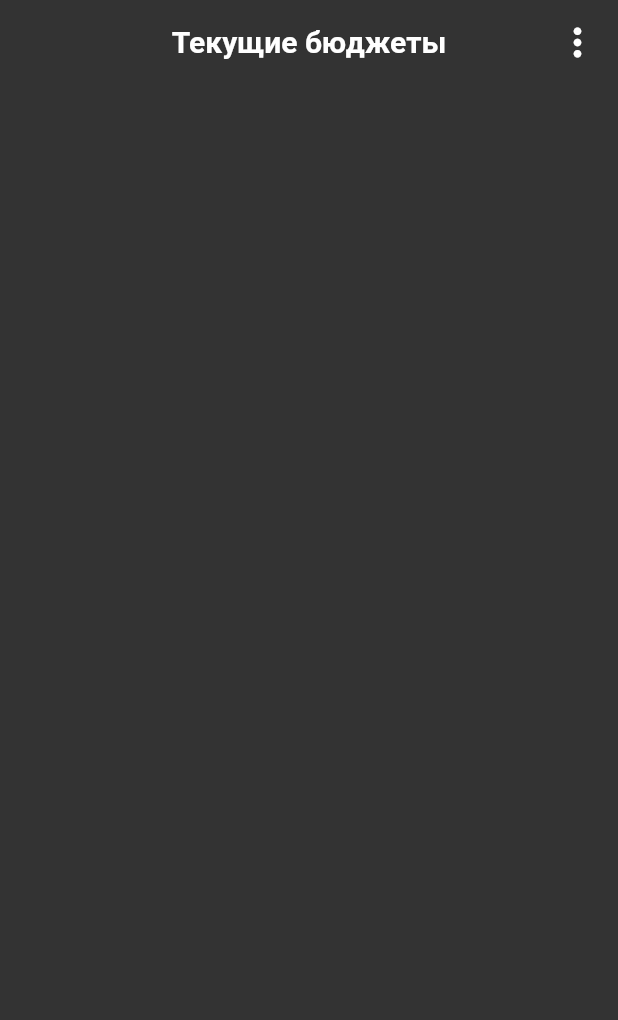
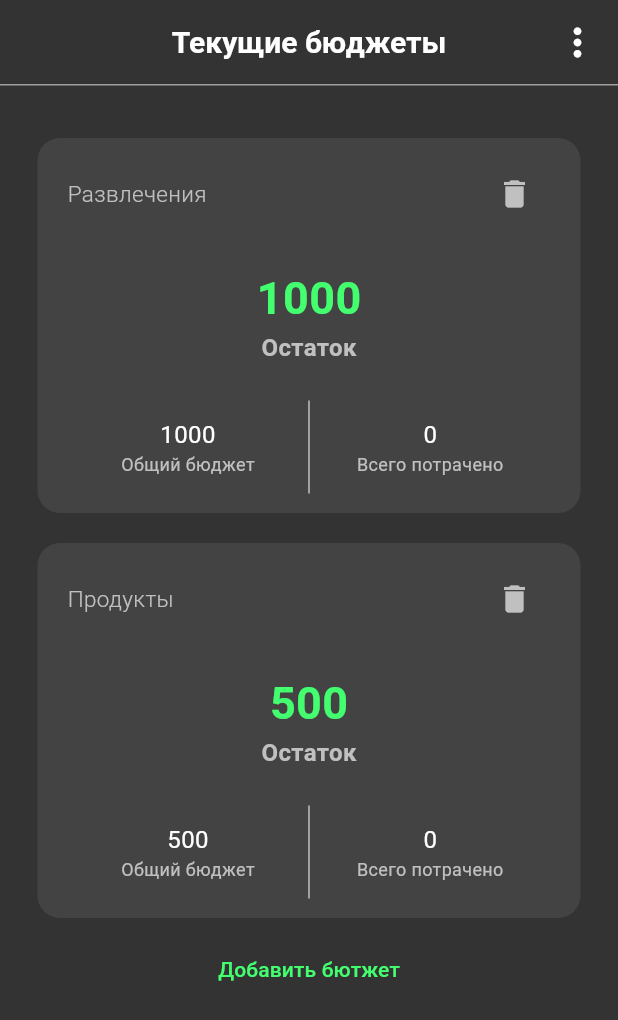
Before and after one commit to Maksim-Vork/chill-money, a Flutter app: the CurrentBudgets screen opened directly, on a phone screen of 412 x 824 dp. Shown: the top 1020 px of the screen. Run offline on Flutter 3.47's test engine with Material 3 defaults, Android fonts, the phone set to English and light mode, and no system bars; our stand-ins replace device_preview.

Commit message:
Created a budget screen but without a schedule

```diff
--- a/chillmoney/lib/login/login.dart
+++ b/chillmoney/lib/login/login.dart
@@ -1,4 +1,4 @@
-import 'package:chillmoney/main_wrapper.dart';
+import 'package:chillmoney/screens/home/main_wrapper.dart';
 import 'package:chillmoney/register/register.dart';
 import 'package:chillmoney/welcom/welcome_screen.dart';
 import 'package:flutter/material.dart';
--- a/chillmoney/lib/screens/current_budgets.dart
+++ /dev/null
@@ -1,46 +0,0 @@
-import 'package:flutter/material.dart';
-
-class CurrentBudgets extends StatefulWidget {
-  const CurrentBudgets({super.key});
-
-  @override
-  State<CurrentBudgets> createState() => _CurrentBudgetsState();
-}
-
-class _CurrentBudgetsState extends State<CurrentBudgets> {
-  @override
-  Widget build(BuildContext context) {
-    return Scaffold(
-      backgroundColor: Color.fromARGB(255, 51, 51, 51),
-      appBar: AppBar(
-        centerTitle: true,
-        automaticallyImplyLeading: false,
-        backgroundColor: Color.fromARGB(255, 51, 51, 51),
-        title: Text(
-          'Текущие бюджеты',
-          style: TextStyle(
-            color: Colors.white,
-            fontSize: 20,
-            fontWeight: FontWeight.bold,
-          ),
-        ),
-        actions: [
-          Padding(
-            padding: EdgeInsets.symmetric(horizontal: 3),
-            child: IconButton(
-              icon: Icon(
-                Icons.more_vert,
-                color: Colors.white,
-                size: 30,
-              ),
-              onPressed: () {},
-            ),
-          ),
-        ],
-      ),
-      body: Column(
-        children: [],
-      ),
-    );
-  }
-}
--- /dev/null
+++ b/chillmoney/lib/screens/current_budgets/budgets.dart
@@ -0,0 +1,38 @@
+class Budgets {
+  final String name;
+  final int totalAmount;
+
+  int _spent = 0;
+  Budgets({
+    required this.name,
+    required this.totalAmount,
+  });
+
+  int get remainder => totalAmount - _spent;
+  int get spent => _spent;
+
+  void spend(int amount) {
+    if (amount > 0 && amount <= remainder) {
+      _spent += amount;
+    } else {
+      throw Exception("Не достаточно средств");
+    }
+  }
+}
+
+class BudgetsService {
+  final List<Budgets> _budgetsList = [
+    Budgets(name: 'Развлечения', totalAmount: 1000),
+    Budgets(name: 'Продукты', totalAmount: 500),
+  ];
+
+  List<Budgets> get budgetsList => _budgetsList;
+
+  void addBudget(int totalAmount, String name) {
+    _budgetsList.add(Budgets(name: name, totalAmount: totalAmount));
+  }
+
+  void deleteBudget(int index) {
+    _budgetsList.remove(index);
+  }
+}
--- /dev/null
+++ b/chillmoney/lib/screens/current_budgets/current_budgets.dart
@@ -0,0 +1,202 @@
+import 'package:chillmoney/screens/current_budgets/budgets.dart';
+import 'package:flutter/material.dart';
+
+class CurrentBudgets extends StatefulWidget {
+  const CurrentBudgets({super.key});
+
+  @override
+  State<CurrentBudgets> createState() => _CurrentBudgetsState();
+}
+
+class _CurrentBudgetsState extends State<CurrentBudgets> {
+  final BudgetsService budgetsService = BudgetsService();
+  @override
+  Widget build(BuildContext context) {
+    return Scaffold(
+      backgroundColor: Color.fromARGB(255, 51, 51, 51),
+      appBar: AppBar(
+        bottom: PreferredSize(
+          preferredSize: Size.fromHeight(1.0),
+          child: Container(
+            color: Colors.grey,
+            height: 1.0,
+          ),
+        ),
+        centerTitle: true,
+        automaticallyImplyLeading: false,
+        backgroundColor: Color.fromARGB(255, 51, 51, 51),
+        title: Text(
+          'Текущие бюджеты',
+          style: TextStyle(
+            color: Colors.white,
+            fontSize: 20,
+            fontWeight: FontWeight.bold,
+          ),
+        ),
+        actions: [
+          Padding(
+            padding: EdgeInsets.symmetric(horizontal: 3),
+            child: IconButton(
+              icon: Icon(
+                Icons.more_vert,
+                color: Colors.white,
+                size: 30,
+              ),
+              onPressed: () {},
+            ),
+          ),
+        ],
+      ),
+      body: SingleChildScrollView(
+        child: Padding(
+          padding: EdgeInsets.symmetric(vertical: 25, horizontal: 25),
+          child: Column(
+            children: [
+              ListView.builder(
+                  shrinkWrap: true,
+                  physics: NeverScrollableScrollPhysics(),
+                  itemCount: budgetsService.budgetsList.length,
+                  itemBuilder: (context, index) {
+                    return BudgetModule(
+                        budgets: budgetsService.budgetsList[index]);
+                  }),
+              TextButton(
+                  onPressed: () {},
+                  child: Text(
+                    'Добавить бютжет',
+                    style: TextStyle(
+                      color: Color.fromARGB(255, 67, 255, 111),
+                    ),
+                  )),
+            ],
+          ),
+        ),
+      ),
+    );
+  }
+}
+
+class BudgetModule extends StatefulWidget {
+  final Budgets budgets;
+  const BudgetModule({super.key, required this.budgets});
+
+  @override
+  State<BudgetModule> createState() => _BudgetModuleState();
+}
+
+class _BudgetModuleState extends State<BudgetModule> {
+  @override
+  Widget build(BuildContext context) {
+    return Padding(
+      padding: EdgeInsets.symmetric(vertical: 10),
+      child: Container(
+        height: 250,
+        decoration: BoxDecoration(
+          borderRadius: BorderRadius.circular(15),
+          color: Color.fromARGB(255, 67, 67, 67),
+        ),
+        child: Padding(
+          padding: EdgeInsets.symmetric(vertical: 13, horizontal: 20),
+          child: Column(
+            mainAxisAlignment: MainAxisAlignment.spaceBetween,
+            children: [
+              Row(
+                mainAxisAlignment: MainAxisAlignment.spaceBetween,
+                children: [
+                  Text(
+                    widget.budgets.name,
+                    style: TextStyle(
+                        color: const Color.fromARGB(255, 192, 192, 192),
+                        fontSize: 15,
+                        fontWeight: FontWeight.w300),
+                  ),
+                  IconButton(
+                      onPressed: () {},
+                      icon: Icon(
+                        Icons.delete,
+                        color: const Color.fromARGB(255, 192, 192, 192),
+                      ))
+                ],
+              ),
+              Row(
+                mainAxisAlignment: MainAxisAlignment.center,
+                children: [
+                  Column(
+                    children: [
+                      CustomPaint(),
+                      Text(
+                        widget.budgets.remainder.toString(),
+                        style: TextStyle(
+                            color: Color.fromARGB(255, 67, 255, 111),
+                            fontSize: 30,
+                            fontWeight: FontWeight.bold),
+                      ),
+                      Text(
+                        'Остаток',
+                        style: TextStyle(
+                            color: const Color.fromARGB(255, 192, 192, 192),
+                            fontSize: 16,
+                            fontWeight: FontWeight.bold),
+                      )
+                    ],
+                  )
+                ],
+              ),
+              Row(
+                children: [
+                  Expanded(
+                    child: Column(
+                      children: [
+                        Text(
+                          widget.budgets.totalAmount.toString(),
+                          style: TextStyle(
+                              fontSize: 16,
+                              color: Colors.white,
+                              fontWeight: FontWeight.w400),
+                        ),
+                        Text(
+                          'Общий бюджет',
+                          style: TextStyle(
+                              fontSize: 12,
+                              color: const Color.fromARGB(255, 192, 192, 192),
+                              fontWeight: FontWeight.w400),
+                        ),
+                      ],
+                    ),
+                  ),
+                  Container(
+                    height: 62,
+                    width: 1,
+                    decoration: BoxDecoration(
+                      color: const Color.fromARGB(255, 192, 192, 192),
+                    ),
+                  ),
+                  Expanded(
+                    child: Column(
+                      children: [
+                        Text(
+                          widget.budgets.spent.toString(),
+                          style: TextStyle(
+                              fontSize: 16,
+                              color: Colors.white,
+                              fontWeight: FontWeight.w400),
+                        ),
+                        Text(
+                          'Всего потрачено',
+                          style: TextStyle(
+                              fontSize: 12,
+                              color: const Color.fromARGB(255, 192, 192, 192),
+                              fontWeight: FontWeight.w400),
+                        ),
+                      ],
+                    ),
+                  ),
+                ],
+              )
+            ],
+          ),
+        ),
+      ),
+    );
+  }
+}
--- a/chillmoney/lib/screens/home_screen.dart
+++ b/chillmoney/lib/screens/home/home_screen.dart
@@ -1,4 +1,4 @@
-import 'package:chillmoney/transactions.dart';
+import 'package:chillmoney/screens/home/transactions.dart';
 import 'package:flutter/material.dart';
 
 class HomeScreen extends StatefulWidget {
--- a/chillmoney/lib/main_wrapper.dart
+++ b/chillmoney/lib/screens/home/main_wrapper.dart
@@ -1,7 +1,7 @@
-import 'package:chillmoney/screens/current_budgets.dart';
+import 'package:chillmoney/screens/current_budgets/current_budgets.dart';
 import 'package:chillmoney/screens/history_operation.dart';
-import 'package:chillmoney/screens/home_screen.dart';
-import 'package:chillmoney/screens/profile_screen.dart';
+import 'package:chillmoney/screens/home/home_screen.dart';
+import 'package:chillmoney/screens/profile/profile_screen.dart';
 import 'package:flutter/material.dart';
 
 class MainWrapper extends StatefulWidget {
```
Also changed, not shown: chillmoney/lib/screens/profile/profile_screen.dart (renamed from chillmoney/lib/screens/profile_screen.dart, +67 -2 lines), chillmoney/lib/screens/profile/settings.dart (added, +25 -0 lines), chillmoney/lib/screens/home/transactions.dart (renamed from chillmoney/lib/transactions.dart).
